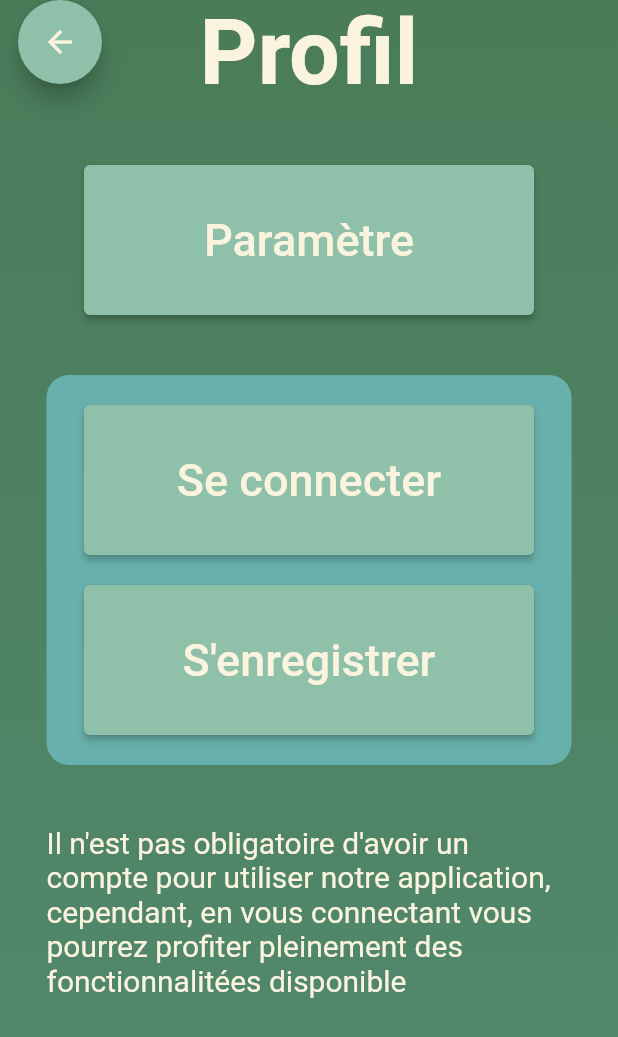
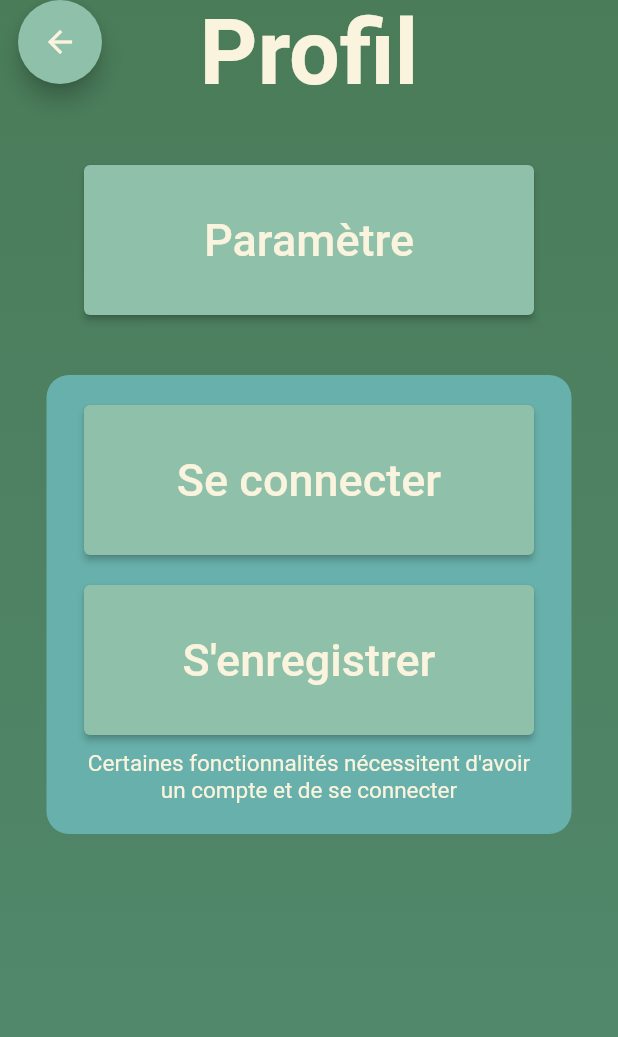
Before and after one commit to hugo-piedanna/chasse_infos, a Flutter app: the profil screen opened directly, on a phone screen of 412 x 824 dp. Shown: the top 1037 px of the screen. Run offline on Flutter 3.47's test engine with Material 2 defaults, Android fonts, the phone set to English and light mode, and no system bars; our stand-ins replace curved_navigation_bar, flutter_map, hexcolor, latlong2; missing offline and left inert: open_mail_app.

Commit message:
Modification profil page

```diff
--- a/lib/pages/profil.dart
+++ b/lib/pages/profil.dart
@@ -98,17 +98,20 @@ class _profilPage extends State<profil> {
                                 fontSize: 30, color: Color(0xfffaf3dd)),
                           ),
                         ),
+                        const SizedBox(
+                          height: 10,
+                        ),
+                        const Center(
+                          child: Text(
+                            "Certaines fonctionnalités nécessitent d'avoir un compte et de se connecter",
+                            style: TextStyle(
+                                fontSize: 15, color: Color(0xfffaf3dd)),
+                            textAlign: TextAlign.center,
+                          ),
+                        )
                       ],
                     ),
                   ),
-                  const SizedBox(height: 40),
-                  Container(
-                    width: 350,
-                    child: const Text(
-                      "Il n'est pas obligatoire d'avoir un compte pour utiliser notre application, cependant, en vous connectant vous pourrez profiter pleinement des fonctionnalitées disponible",
-                      style: TextStyle(fontSize: 20, color: Color(0xfffaf3dd)),
-                    ),
-                  )
                 ],
               )),
             ),
```
